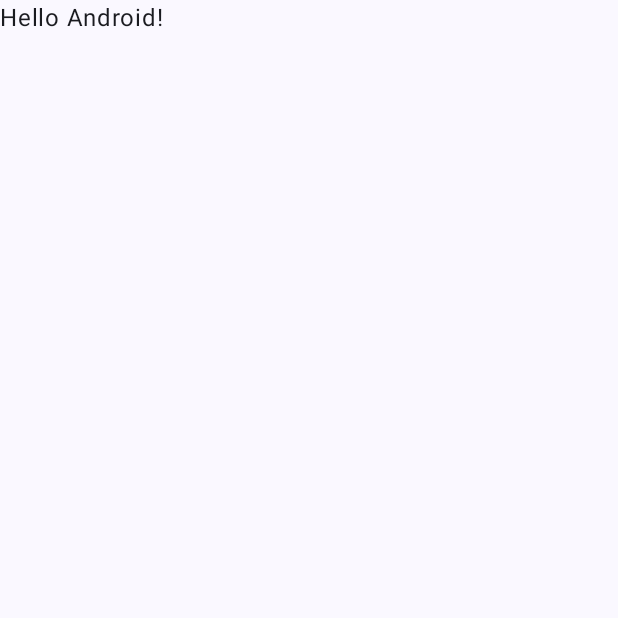
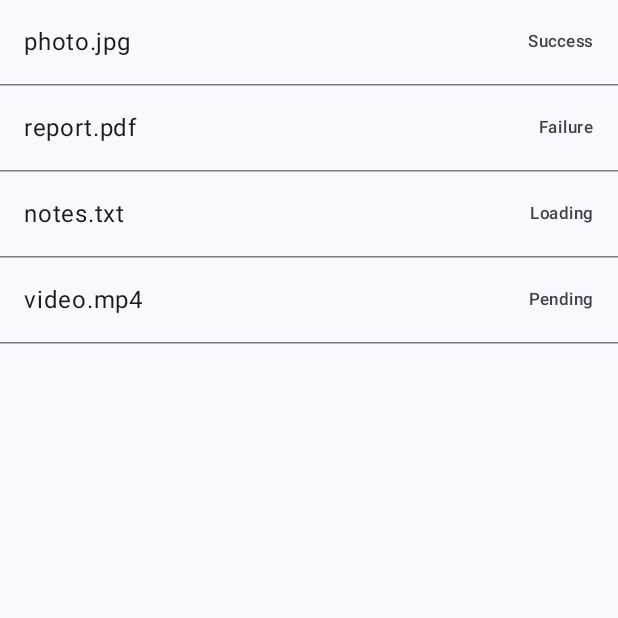
Before and after one commit to ant-fedorich/backup-handler-app, an Android app built with Jetpack Compose: the screen it shows after launch (MainActivity), on a phone screen of 412 x 824 dp, the top half of it. Before the commit the part shown is almost empty. Run offline under Robolectric (Android 15) with nearby library versions, the phone set to English and light mode, and no system bars.

Commit message:
add base screen

```diff
--- a/app/src/main/java/com/antonfedorych/backuphandlerapp/app/MainActivity.kt
+++ b/app/src/main/java/com/antonfedorych/backuphandlerapp/app/MainActivity.kt
@@ -7,11 +7,10 @@ import androidx.activity.enableEdgeToEdge
 import androidx.compose.foundation.layout.fillMaxSize
 import androidx.compose.foundation.layout.padding
 import androidx.compose.material3.Scaffold
-import androidx.compose.material3.Text
-import androidx.compose.runtime.Composable
 import androidx.compose.ui.Modifier
-import androidx.compose.ui.tooling.preview.Preview
 import com.antonfedorych.backuphandlerapp.ui.common.theme.BackupHandlerAppTheme
+import com.antonfedorych.backuphandlerapp.ui.backuplist.BackupListScreen
+import com.antonfedorych.backuphandlerapp.ui.backuplist.sampleBackupItems
 
 class MainActivity : ComponentActivity() {
     override fun onCreate(savedInstanceState: Bundle?) {
@@ -20,28 +19,12 @@ class MainActivity : ComponentActivity() {
         setContent {
             BackupHandlerAppTheme {
                 Scaffold(modifier = Modifier.fillMaxSize()) { innerPadding ->
-                    Greeting(
-                        name = "Android",
-                        modifier = Modifier.padding(innerPadding)
+                    BackupListScreen(
+                        items = sampleBackupItems,
+                        modifier = Modifier.padding(innerPadding),
                     )
                 }
             }
         }
     }
 }
-
-@Composable
-fun Greeting(name: String, modifier: Modifier = Modifier) {
-    Text(
-        text = "Hello $name!",
-        modifier = modifier
-    )
-}
-
-@Preview(showBackground = true)
-@Composable
-fun GreetingPreview() {
-    BackupHandlerAppTheme {
-        Greeting("Android")
-    }
-}
--- /dev/null
+++ b/app/src/main/java/com/antonfedorych/backuphandlerapp/domain/model/BackupItem.kt
@@ -0,0 +1,9 @@
+package com.antonfedorych.backuphandlerapp.domain.model
+
+import com.antonfedorych.backuphandlerapp.domain.model.enums.BackupStatus
+
+data class BackupItem(
+    val id: Long,
+    val fileName: String,
+    val status: BackupStatus,
+)
--- /dev/null
+++ b/app/src/main/java/com/antonfedorych/backuphandlerapp/domain/model/enums/BackupStatus.kt
@@ -0,0 +1,8 @@
+package com.antonfedorych.backuphandlerapp.domain.model.enums
+
+enum class BackupStatus {
+    Pending,
+    Loading,
+    Success,
+    Failure,
+}
--- /dev/null
+++ b/app/src/main/java/com/antonfedorych/backuphandlerapp/ui/backuplist/BackupListScreen.kt
@@ -0,0 +1,44 @@
+package com.antonfedorych.backuphandlerapp.ui.backuplist
+
+import androidx.compose.foundation.lazy.LazyColumn
+import androidx.compose.foundation.lazy.items
+import androidx.compose.material3.HorizontalDivider
+import androidx.compose.material3.ListItem
+import androidx.compose.material3.Text
+import androidx.compose.runtime.Composable
+import androidx.compose.ui.Modifier
+import androidx.compose.ui.tooling.preview.Preview
+import com.antonfedorych.backuphandlerapp.domain.model.BackupItem
+import com.antonfedorych.backuphandlerapp.domain.model.enums.BackupStatus
+import com.antonfedorych.backuphandlerapp.ui.common.theme.BackupHandlerAppTheme
+
+@Composable
+fun BackupListScreen(
+    items: List<BackupItem>,
+    modifier: Modifier = Modifier,
+) {
+    LazyColumn(modifier = modifier) {
+        items(items, key = { it.id }) { item ->
+            ListItem(
+                headlineContent = { Text(item.fileName) },
+                trailingContent = { Text(item.status.name) },
+            )
+            HorizontalDivider()
+        }
+    }
+}
+
+val sampleBackupItems = listOf(
+    BackupItem(id = 1, fileName = "photo.jpg", status = BackupStatus.Success),
+    BackupItem(id = 2, fileName = "report.pdf", status = BackupStatus.Failure),
+    BackupItem(id = 3, fileName = "notes.txt", status = BackupStatus.Loading),
+    BackupItem(id = 4, fileName = "video.mp4", status = BackupStatus.Pending),
+)
+
+@Preview(showBackground = true)
+@Composable
+private fun BackupListScreenPreview() {
+    BackupHandlerAppTheme {
+        BackupListScreen(items = sampleBackupItems)
+    }
+}
```
Also changed, not shown: 3 other files.
